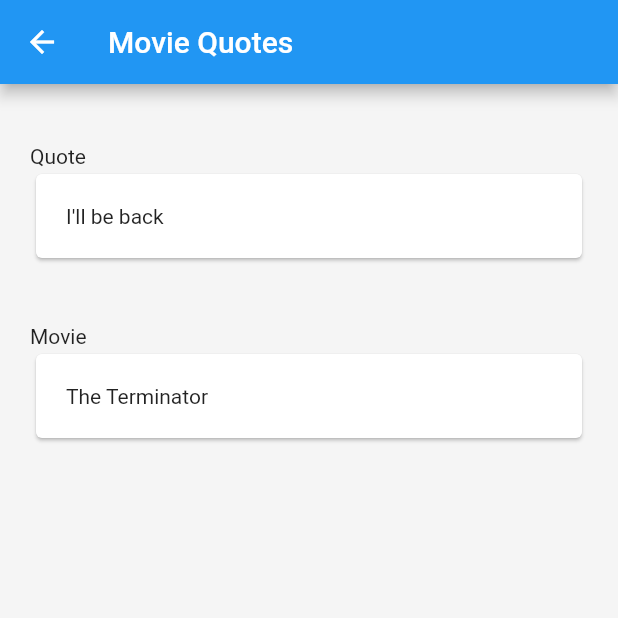
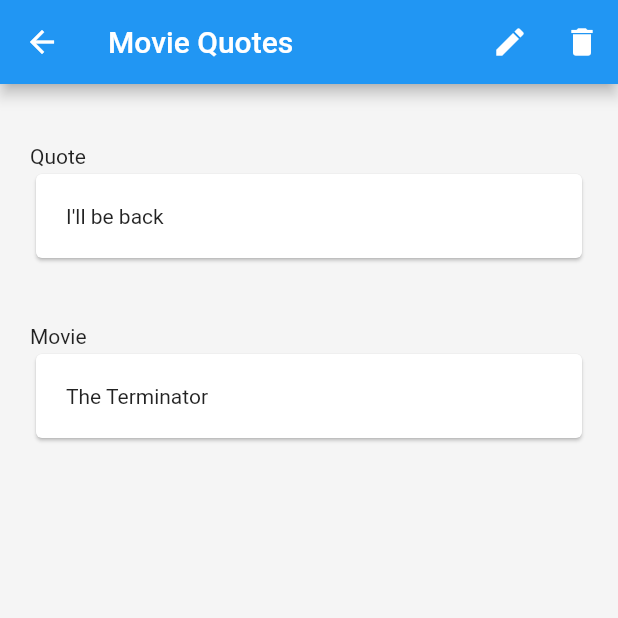
Before and after one commit to rhit-yiny1/movie-quotes, a Flutter app: the screen it shows after launch, after a tap on "I'll be back", on a phone screen of 412 x 824 dp, the top half of it. Run offline on Flutter 3.47's test engine with Material 2 defaults, Android fonts, the phone set to English and light mode, and no system bars.

Commit message:
tried to add icons to detail page

```diff
--- a/movie_quotes/lib/pages/movie_quote_detail_page.dart
+++ b/movie_quotes/lib/pages/movie_quote_detail_page.dart
@@ -15,6 +15,21 @@
     return Scaffold(
       appBar: AppBar(
         title: const Text("Movie Quotes"),
+        actions: [
+          IconButton(
+            onPressed: () {
+              print("You clicked Edit");
+            },
+            icon: Icon(Icons.edit),
+          ),
+          IconButton(
+            onPressed: () {
+              print("You clicked Delete");
+              Navigator.pop(context);
+            },
+            icon: Icon(Icons.delete),
+          )
+        ],
       ),
       backgroundColor: Colors.grey[100],
       body: Container(
```
